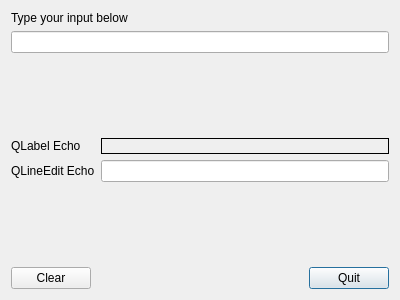
This is dialog.ui in demolition18956/QT006-Memory as Qt 5 draws it before an edit. The edited form follows.
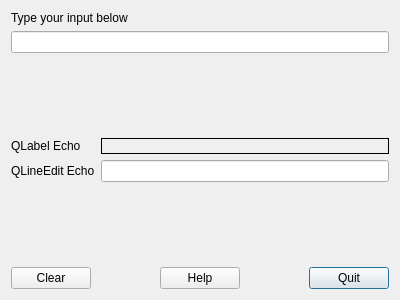
This is the edited form.

Commit message: Memory Dialog implemented (with descriptions in comments)

What changed in the file:
```diff
--- a/dialog.ui
+++ b/dialog.ui
@@ -115,6 +115,26 @@
        </property>
       </spacer>
      </item>
+     <item>
+      <widget class="QPushButton" name="helpButton">
+       <property name="text">
+        <string>Help</string>
+       </property>
+      </widget>
+     </item>
+     <item>
+      <spacer name="horizontalSpacer_3">
+       <property name="orientation">
+        <enum>Qt::Horizontal</enum>
+       </property>
+       <property name="sizeHint" stdset="0">
+        <size>
+         <width>40</width>
+         <height>20</height>
+        </size>
+       </property>
+      </spacer>
+     </item>
      <item>
       <widget class="QPushButton" name="quitButton">
        <property name="text">
```
The commit also changes 2 other files.
